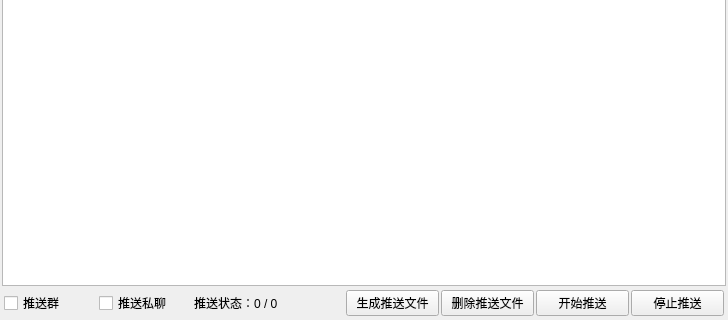
This is ui/plts.ui in qiancao1/chun_bai_ling as Qt 5 draws it before an edit; both pictures show x 0 to 728 and y 188 to 508 of the 728 by 508 pixel window. The edited form follows.
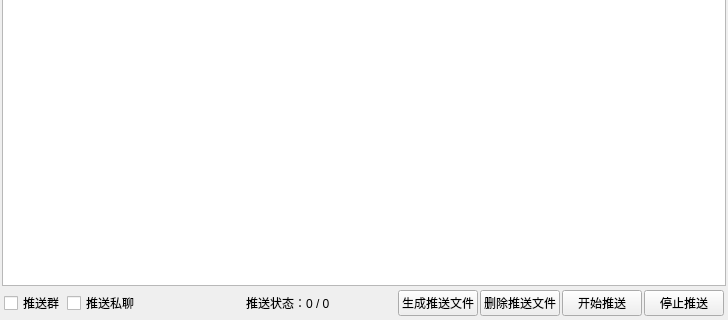
This is the edited form.

Patch:
```diff
--- a/ui/plts.ui
+++ b/ui/plts.ui
@@ -67,6 +67,19 @@
        </property>
       </widget>
      </item>
+     <item>
+      <spacer name="horizontalSpacer">
+       <property name="orientation">
+        <enum>Qt::Horizontal</enum>
+       </property>
+       <property name="sizeHint" stdset="0">
+        <size>
+         <width>40</width>
+         <height>20</height>
+        </size>
+       </property>
+      </spacer>
+     </item>
      <item>
       <widget class="QLabel" name="ts_ztbq">
        <property name="minimumSize">
```
